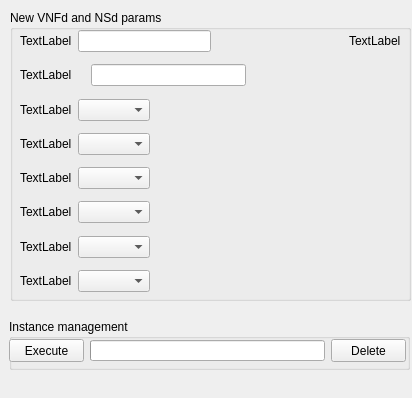
warior-d/mano_manager, file mainWidget.ui: the form before one commit.
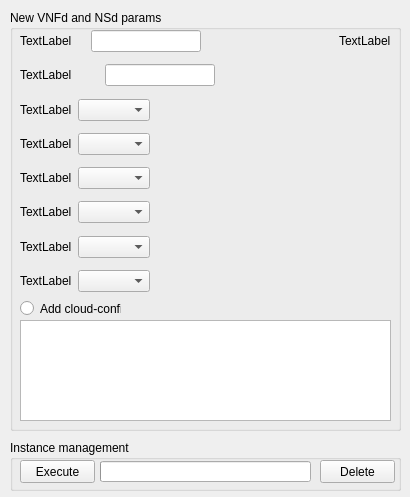
The form after the commit.

The edit to the form file:
```diff
--- a/mainWidget.ui
+++ b/mainWidget.ui
@@ -6,8 +6,8 @@
    <rect>
     <x>0</x>
     <y>0</y>
-    <width>412</width>
-    <height>398</height>
+    <width>410</width>
+    <height>497</height>
    </rect>
   </property>
   <property name="windowTitle">
@@ -18,8 +18,8 @@
     <rect>
      <x>10</x>
      <y>10</y>
-     <width>401</width>
-     <height>291</height>
+     <width>391</width>
+     <height>421</height>
     </rect>
    </property>
    <property name="title">
@@ -30,7 +30,7 @@
      <rect>
       <x>10</x>
       <y>20</y>
-      <width>381</width>
+      <width>371</width>
       <height>262</height>
      </rect>
     </property>
@@ -39,13 +39,32 @@
       <layout class="QHBoxLayout" name="horizontalLayout">
        <item>
         <widget class="QLabel" name="labelNameInstance">
+         <property name="minimumSize">
+          <size>
+           <width>65</width>
+           <height>0</height>
+          </size>
+         </property>
          <property name="text">
           <string>TextLabel</string>
          </property>
         </widget>
        </item>
        <item>
-        <widget class="QLineEdit" name="lineEdit"/>
+        <widget class="QLineEdit" name="lineEdit">
+         <property name="minimumSize">
+          <size>
+           <width>110</width>
+           <height>0</height>
+          </size>
+         </property>
+         <property name="maximumSize">
+          <size>
+           <width>110</width>
+           <height>16777215</height>
+          </size>
+         </property>
+        </widget>
        </item>
        <item>
         <spacer name="horizontalSpacer_2">
@@ -86,6 +105,12 @@
       <layout class="QHBoxLayout" name="horizontalLayout_9">
        <item>
         <widget class="QLabel" name="label_descr">
+         <property name="minimumSize">
+          <size>
+           <width>66</width>
+           <height>0</height>
+          </size>
+         </property>
          <property name="text">
           <string>TextLabel</string>
          </property>
@@ -99,7 +124,20 @@
         </widget>
        </item>
        <item>
-        <widget class="QLineEdit" name="lineEditDescription"/>
+        <widget class="QLineEdit" name="lineEditDescription">
+         <property name="minimumSize">
+          <size>
+           <width>110</width>
+           <height>0</height>
+          </size>
+         </property>
+         <property name="maximumSize">
+          <size>
+           <width>110</width>
+           <height>16777215</height>
+          </size>
+         </property>
+        </widget>
        </item>
        <item>
         <spacer name="horizontalSpacer_9">
@@ -365,23 +403,52 @@
      </item>
     </layout>
    </widget>
+   <widget class="QTextEdit" name="textEditCloudConfig">
+    <property name="geometry">
+     <rect>
+      <x>10</x>
+      <y>310</y>
+      <width>371</width>
+      <height>101</height>
+     </rect>
+    </property>
+   </widget>
+  </widget>
+  <widget class="QRadioButton" name="radioButtonCloud">
+   <property name="geometry">
+    <rect>
+     <x>20</x>
+     <y>300</y>
+     <width>101</width>
+     <height>17</height>
+    </rect>
+   </property>
+   <property name="text">
+    <string>Add cloud-config</string>
+   </property>
   </widget>
   <widget class="QGroupBox" name="groupBox_2">
    <property name="geometry">
     <rect>
-     <x>9</x>
-     <y>319</y>
-     <width>401</width>
+     <x>10</x>
+     <y>440</y>
+     <width>391</width>
      <height>51</height>
     </rect>
    </property>
+   <property name="minimumSize">
+    <size>
+     <width>0</width>
+     <height>50</height>
+    </size>
+   </property>
    <property name="title">
     <string>Instance management</string>
    </property>
    <widget class="QPushButton" name="execBut">
     <property name="geometry">
      <rect>
-      <x>0</x>
+      <x>10</x>
       <y>20</y>
       <width>75</width>
       <height>23</height>
@@ -397,12 +464,18 @@
     </property>
     <property name="geometry">
      <rect>
-      <x>81</x>
+      <x>90</x>
       <y>21</y>
-      <width>235</width>
+      <width>211</width>
       <height>21</height>
      </rect>
     </property>
+    <property name="maximumSize">
+     <size>
+      <width>211</width>
+      <height>16777215</height>
+     </size>
+    </property>
     <property name="minimum">
      <number>0</number>
     </property>
@@ -419,7 +492,7 @@
    <widget class="QPushButton" name="pushButtonDelete">
     <property name="geometry">
      <rect>
-      <x>322</x>
+      <x>310</x>
       <y>20</y>
       <width>75</width>
       <height>23</height>
```
